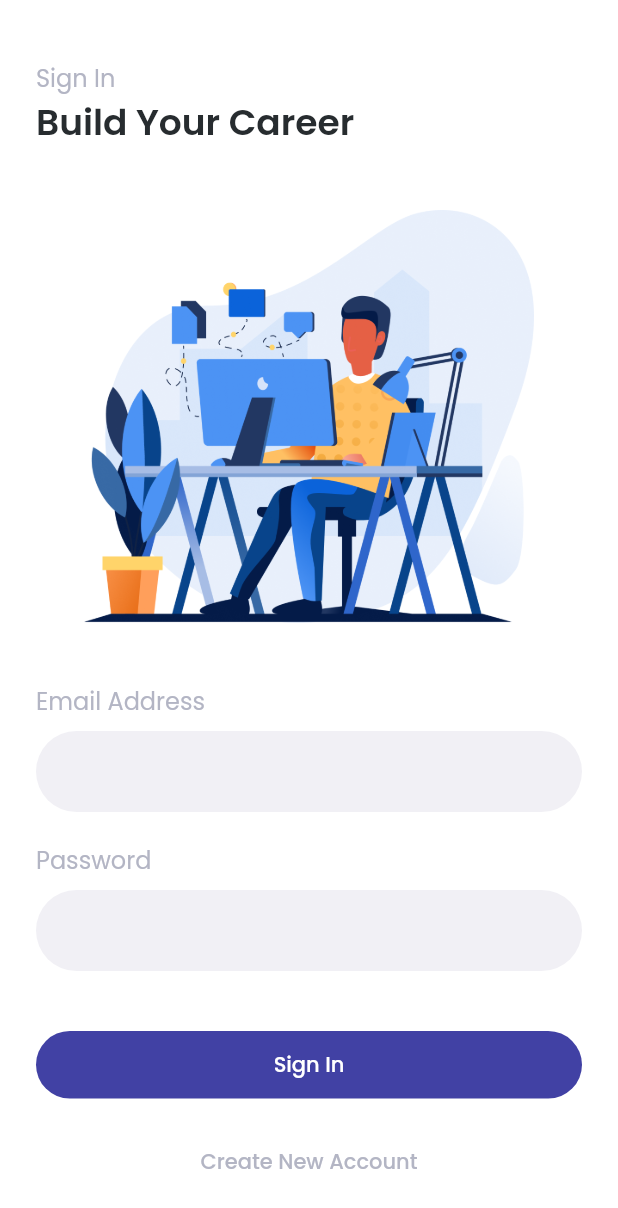
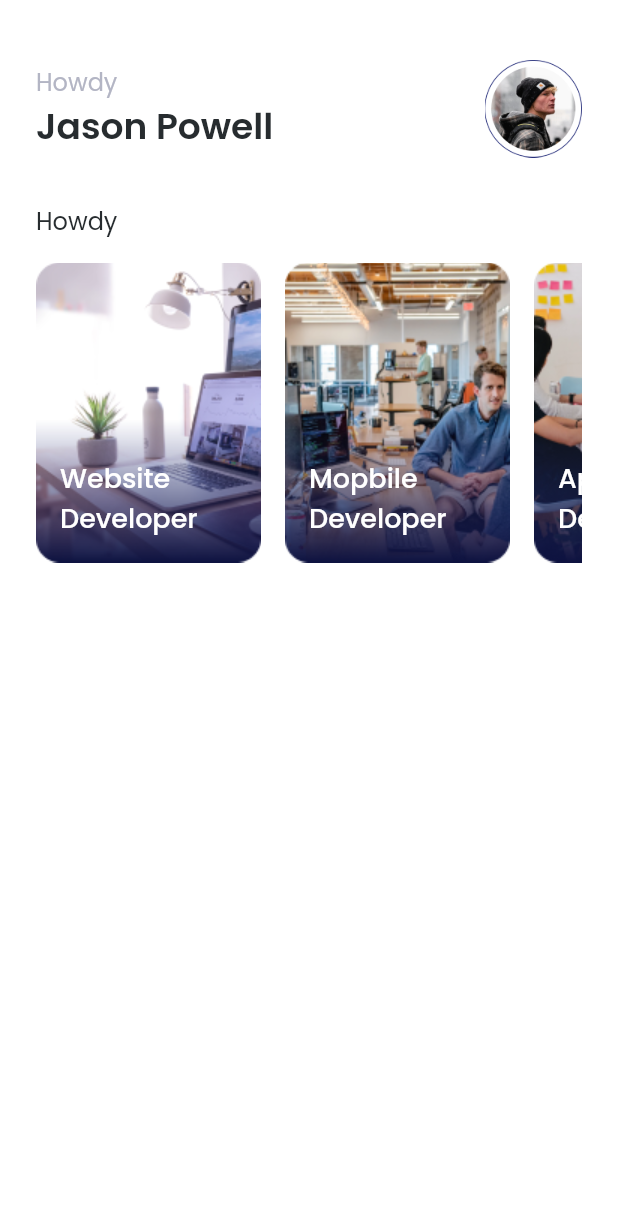
Before and after one commit to asrafilll/flutter_jobs_app, a Flutter app: the SignInPage screen opened by its route, after a tap on "Sign In", on a phone screen of 412 x 824 dp. Shown: the top 1208 px of the screen. Run offline on Flutter 3.47's test engine with Material 2 defaults, Android fonts, the phone set to English and light mode, and no system bars; our stand-ins replace email_validator, google_fonts.

Commit message:
Add CategoriesCard in HomePage

```diff
--- a/lib/main.dart
+++ b/lib/main.dart
@@ -4,6 +4,7 @@ import 'package:jobs_app/main_apps/controller/upload_photo_provider.dart';
 // import 'package:jobs_app/bmi_apps/height_provider.dart';
 // import 'package:jobs_app/bmi_apps/main.dart';
 import 'package:jobs_app/main_apps/presentation/get_started_page.dart';
+import 'package:jobs_app/main_apps/presentation/home_page.dart';
 import 'package:jobs_app/main_apps/presentation/register_page.dart';
 import 'package:jobs_app/main_apps/presentation/sign_in.dart';
 import 'package:jobs_app/main_apps/presentation/splash_screen.dart';
@@ -38,6 +39,7 @@ class MyApp extends StatelessWidget {
           '/get-started': (context) => const GetStartedPage(),
           '/sign-in': (context) => const SignInPage(),
           '/register': (context) => const RegisterPage(),
+          '/home': (context) => const HomePage(),
         },
       ),
     );
--- /dev/null
+++ b/lib/main_apps/presentation/components/category_card.dart
@@ -0,0 +1,42 @@
+import 'package:flutter/material.dart';
+
+class CategoryCard extends StatelessWidget {
+  const CategoryCard({
+    super.key,
+    required this.img,
+    required this.title,
+  });
+
+  final String img;
+  final String title;
+
+  @override
+  Widget build(BuildContext context) {
+    return Container(
+      width: 150,
+      height: 200,
+      decoration: BoxDecoration(
+        image: DecorationImage(
+          image: AssetImage(img),
+        ),
+      ),
+      child: Align(
+        alignment: Alignment.bottomLeft,
+        child: Padding(
+          padding: const EdgeInsets.only(
+            left: 16,
+            bottom: 16,
+          ),
+          child: Text(
+            title,
+            style: const TextStyle(
+              fontWeight: FontWeight.w500,
+              fontSize: 18,
+              color: Colors.white,
+            ),
+          ),
+        ),
+      ),
+    );
+  }
+}
--- /dev/null
+++ b/lib/main_apps/presentation/home_page.dart
@@ -0,0 +1,99 @@
+import 'package:flutter/material.dart';
+import 'package:jobs_app/main_apps/app_styles.dart';
+import 'package:jobs_app/main_apps/presentation/components/category_card.dart';
+
+class HomePage extends StatelessWidget {
+  const HomePage({super.key});
+
+  static List<Map<String, dynamic>> categoryData = [
+    {
+      'img': 'assets/web_dev.png',
+      'title': 'Website\nDeveloper',
+    },
+    {
+      'img': 'assets/mobile_dev.png',
+      'title': 'Mopbile\nDeveloper',
+    },
+    {
+      'img': 'assets/app_designer.png',
+      'title': 'App\nDesigner',
+    },
+    {
+      'img': 'assets/content_writer.png',
+      'title': 'Content\nWriter',
+    },
+    {
+      'img': 'assets/video_grapher.png',
+      'title': 'Video\nGrapher',
+    },
+  ];
+
+  @override
+  Widget build(BuildContext context) {
+    return Scaffold(
+      body: SingleChildScrollView(
+        child: Padding(
+          padding: const EdgeInsets.symmetric(horizontal: 24, vertical: 40),
+          child: Column(
+            mainAxisSize: MainAxisSize.min,
+            crossAxisAlignment: CrossAxisAlignment.start,
+            children: [
+              Row(
+                mainAxisAlignment: MainAxisAlignment.spaceBetween,
+                children: [
+                  Column(
+                    crossAxisAlignment: CrossAxisAlignment.start,
+                    children: const [
+                      Text(
+                        'Howdy',
+                        style: TextStyle(
+                          color: AppStyles.kGreyColor,
+                          fontSize: 16,
+                        ),
+                      ),
+                      Text(
+                        'Jason Powell',
+                        style: TextStyle(
+                          color: AppStyles.kBlackColor,
+                          fontWeight: FontWeight.w600,
+                          fontSize: 24,
+                        ),
+                      ),
+                    ],
+                  ),
+                  Image.asset(
+                    'assets/user_pic.png',
+                    width: 65,
+                  )
+                ],
+              ),
+              const SizedBox(height: 30),
+              const Text(
+                'Howdy',
+                style: TextStyle(
+                  color: AppStyles.kBlackColor,
+                  fontSize: 16,
+                ),
+              ),
+              const SizedBox(height: 16),
+              SizedBox(
+                height: 200,
+                child: ListView.separated(
+                  shrinkWrap: true,
+                  scrollDirection: Axis.horizontal,
+                  itemBuilder: (context, index) => CategoryCard(
+                    img: categoryData[index]['img'],
+                    title: categoryData[index]['title'],
+                  ),
+                  separatorBuilder: (context, index) =>
+                      const SizedBox(width: 16),
+                  itemCount: categoryData.length,
+                ),
+              )
+            ],
+          ),
+        ),
+      ),
+    );
+  }
+}
--- a/lib/main_apps/presentation/sign_in.dart
+++ b/lib/main_apps/presentation/sign_in.dart
@@ -51,7 +51,7 @@ class SignInPage extends StatelessWidget {
               ),
               const SizedBox(height: 40),
               PrimaryButton(
-                onPressed: () {},
+                onPressed: () => Navigator.pushNamed(context, '/home'),
                 title: 'Sign In',
               ),
               const SizedBox(height: 20),
```
Also changed, not shown: assets/app_designer.png (added), assets/content_writer.png (added), assets/fb_icon.png (added), assets/google_icon.png (added), assets/ig_icon.png (added), assets/mobile_dev.png (added), assets/video_grapher.png (added), assets/web_dev.png (added).
